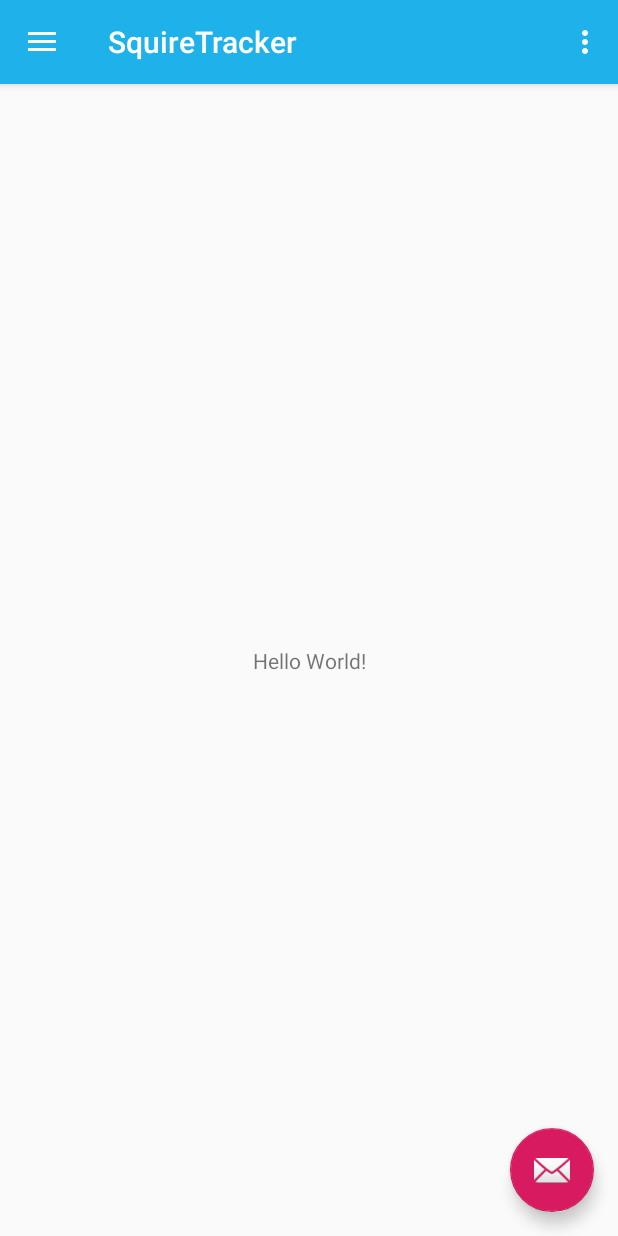
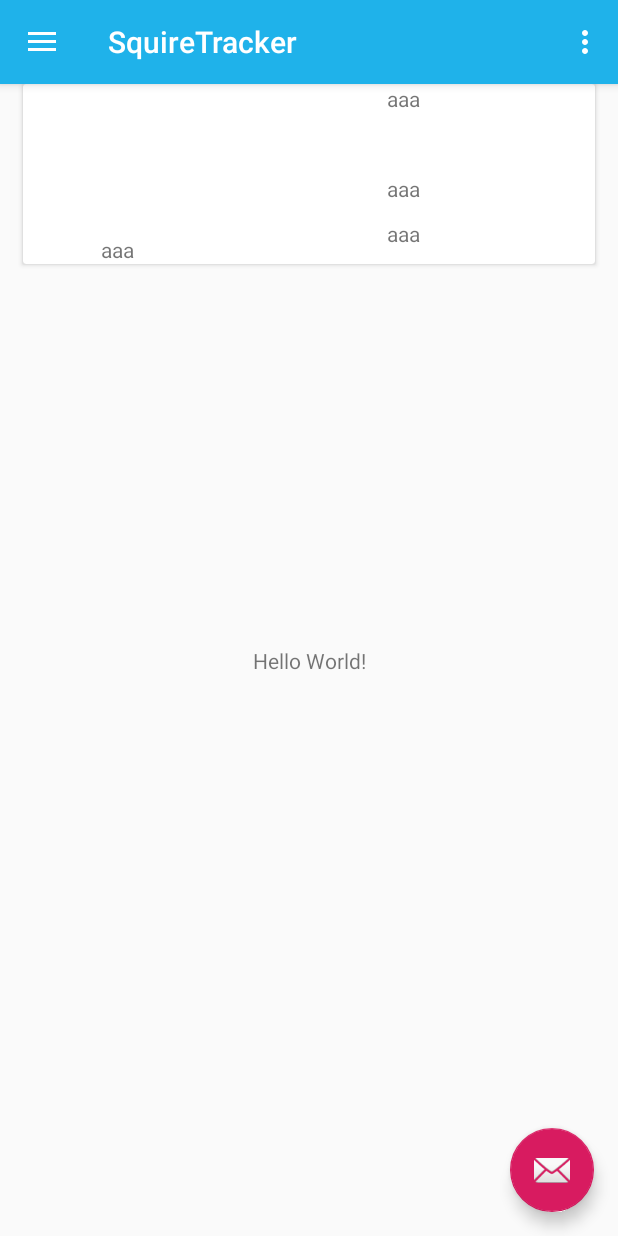
Before and after one commit to mgangulo/SquireTrackerAndroid, an Android app: the screen it shows after launch (MainActivity), on a phone screen of 412 x 824 dp. Run offline under Robolectric (Android 15) with nearby library versions, the phone set to English and light mode, and no system bars.

Commit message:
WIP on squire item of home

```diff
--- a/app/src/main/res/layout/content_main.xml
+++ b/app/src/main/res/layout/content_main.xml
@@ -9,6 +9,8 @@
         tools:showIn="@layout/app_bar_main"
         tools:context=".MainActivity">
 
+    <include layout="@layout/mini_squire_item"></include>
+
     <TextView
             android:layout_width="wrap_content"
             android:layout_height="wrap_content"
--- /dev/null
+++ b/app/src/main/res/layout/mini_squire_item.xml
@@ -0,0 +1,79 @@
+<?xml version="1.0" encoding="utf-8"?>
+
+<androidx.cardview.widget.CardView xmlns:android="http://schemas.android.com/apk/res/android"
+    xmlns:app="http://schemas.android.com/apk/res-auto"
+    android:layout_width="match_parent"
+    android:layout_height="wrap_content"
+    android:layout_marginStart="@dimen/side_margin"
+    android:layout_marginEnd="@dimen/side_margin">
+
+    <androidx.constraintlayout.widget.ConstraintLayout
+        android:layout_width="match_parent"
+        android:layout_height="match_parent"
+
+        android:minHeight="@dimen/squire_item_height">
+
+        <androidx.constraintlayout.widget.Guideline
+            android:id="@+id/imageGuideline"
+            android:layout_width="wrap_content"
+            android:layout_height="match_parent"
+            android:orientation="vertical"
+            app:layout_constraintGuide_percent="0.33" />
+
+        <FrameLayout
+            android:id="@+id/squireImageFrame"
+            android:layout_width="0dp"
+            android:layout_height="0dp"
+            app:layout_constraintBottom_toBottomOf="parent"
+            app:layout_constraintEnd_toStartOf="@id/imageGuideline"
+            app:layout_constraintStart_toStartOf="parent"
+            app:layout_constraintTop_toTopOf="parent">
+
+            <ImageView
+                android:id="@+id/squireImage"
+                android:layout_width="match_parent"
+                android:layout_height="match_parent" />
+
+            <TextView
+                android:layout_width="match_parent"
+                android:layout_height="wrap_content"
+                android:text="aaa"
+                android:textAlignment="center"
+                android:layout_gravity="bottom"/>
+        </FrameLayout>
+
+        <TextView
+            android:id="@+id/squireName"
+            android:layout_width="wrap_content"
+            android:layout_height="wrap_content"
+            android:text="aaa"
+            app:layout_constraintBottom_toBottomOf="parent"
+            app:layout_constraintEnd_toEndOf="parent"
+            app:layout_constraintStart_toEndOf="@id/imageGuideline"
+            app:layout_constraintTop_toTopOf="parent"
+            app:layout_constraintVertical_bias="0" />
+
+        <TextView
+            android:id="@+id/sequenceText"
+            android:layout_width="wrap_content"
+            android:layout_height="wrap_content"
+            android:text="aaa"
+            app:layout_constraintBottom_toBottomOf="parent"
+            app:layout_constraintEnd_toEndOf="parent"
+            app:layout_constraintStart_toEndOf="@id/imageGuideline"
+            app:layout_constraintTop_toBottomOf="@id/squireName" />
+
+
+        <TextView
+            android:id="@+id/hintText"
+            android:layout_width="wrap_content"
+            android:layout_height="wrap_content"
+            android:text="aaa"
+            app:layout_constraintBottom_toBottomOf="parent"
+            app:layout_constraintEnd_toEndOf="parent"
+            app:layout_constraintStart_toEndOf="@id/imageGuideline"
+            app:layout_constraintTop_toBottomOf="@id/sequenceText" />
+
+    </androidx.constraintlayout.widget.ConstraintLayout>
+
+</androidx.cardview.widget.CardView>
--- a/app/src/main/res/values/dimens.xml
+++ b/app/src/main/res/values/dimens.xml
@@ -5,4 +5,7 @@
     <dimen name="nav_header_vertical_spacing">8dp</dimen>
     <dimen name="nav_header_height">176dp</dimen>
     <dimen name="fab_margin">16dp</dimen>
+    <dimen name="side_margin">15dp</dimen>
+    <dimen name="top_margin">18dp</dimen>
+    <dimen name="squire_item_height">120dp</dimen>
 </resources>
```
